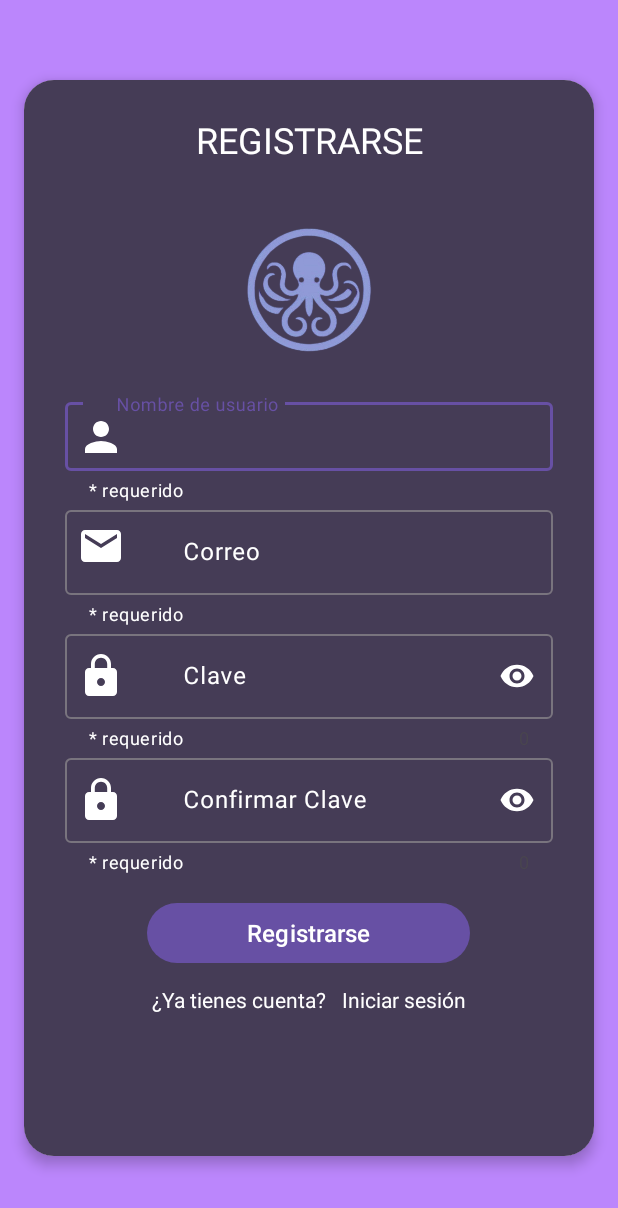
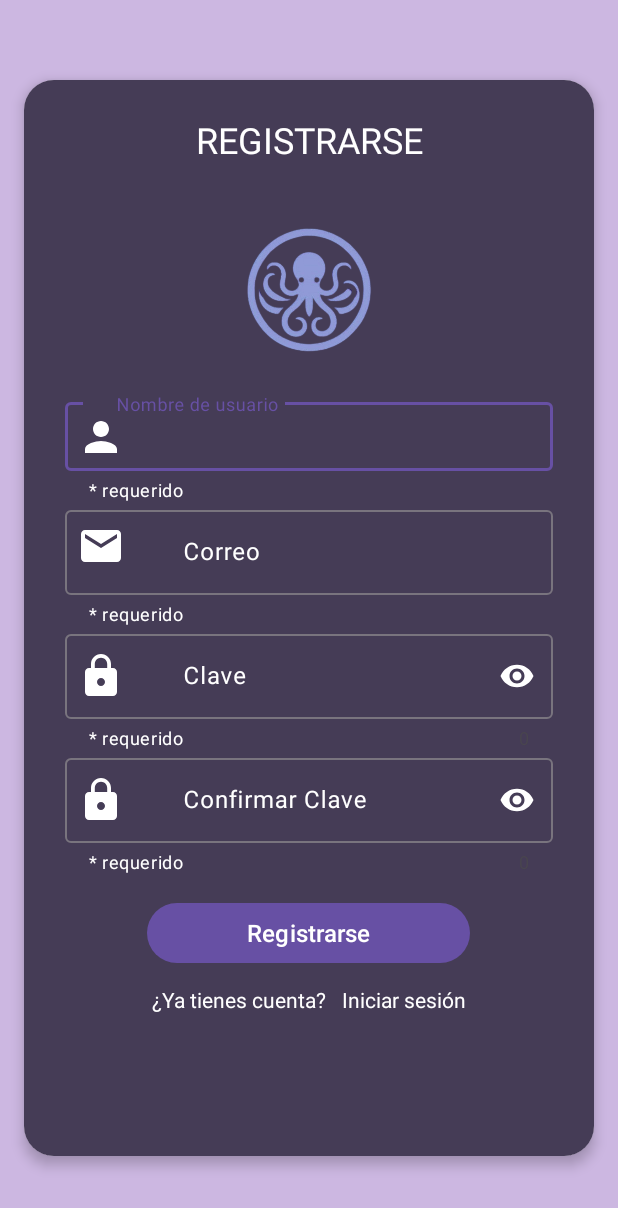
Before and after one commit to StevenJM05/Apployment-app, an Android app: the screen it shows after launch (Registrarse), on a phone screen of 412 x 824 dp. Shown: the top 1208 px of the screen. Run offline under Robolectric (Android 15) with nearby library versions, the phone set to English and light mode, and no system bars; libraries missing offline, so code that uses them is left out: com.loopj.android, cz.msebera.android.

Commit message:
cambio color background registrarse

```diff
--- a/app/src/main/res/layout/activity_registrarse.xml
+++ b/app/src/main/res/layout/activity_registrarse.xml
@@ -5,7 +5,7 @@
     android:layout_height="match_parent"
     android:layout_width="match_parent"
     android:orientation="vertical"
-    android:background="#BB86FC"
+    android:background="#CCB7E1"
     android:gravity="center"
     tools:context=".Registrarse"
 
```
